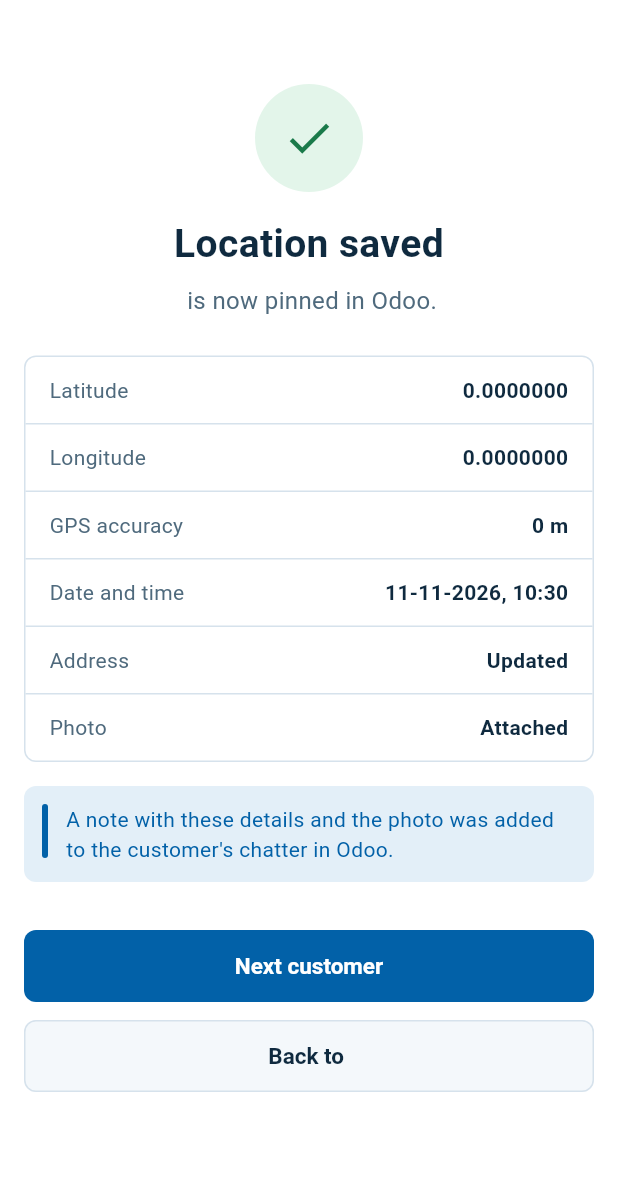
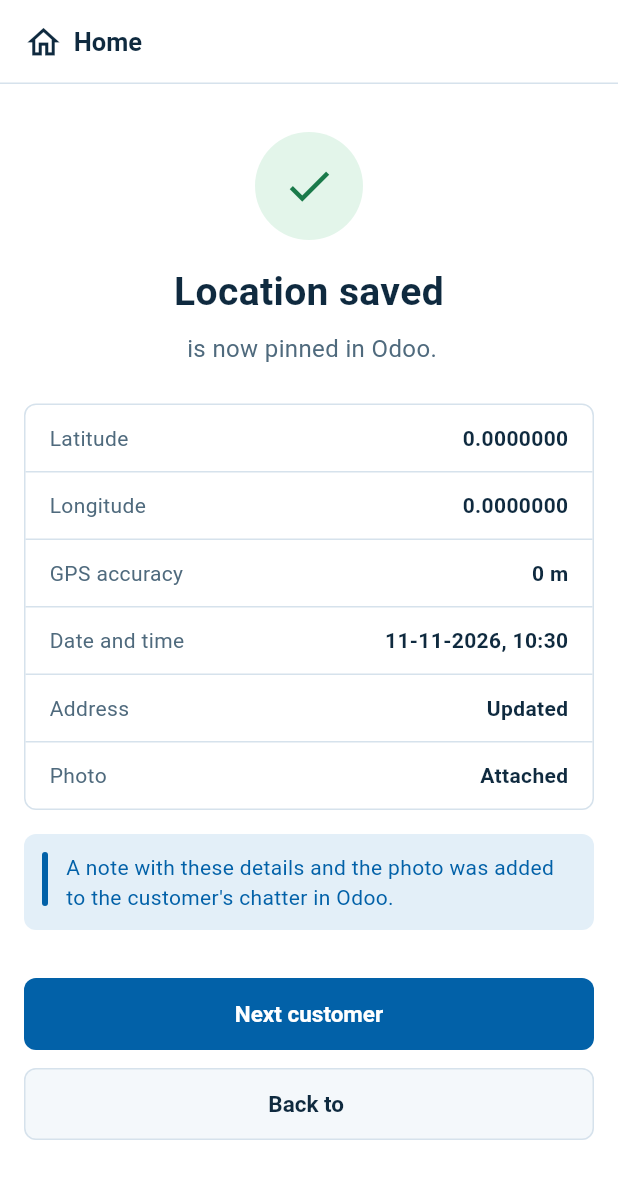
Before and after one commit to Vijayakumar2009p/kalaimagal_hydraulics_android, a Flutter app: the LocationSavedScreen screen opened directly with empty values, on a phone screen of 412 x 824 dp. Shown: the top 1179 px of the screen. Run offline on Flutter 3.47's test engine with Material 3 defaults, Android fonts, the phone set to English and light mode, and no system bars; our stand-ins replace flutter_secure_storage, geolocator; accounts and stored records are empty; network calls fail.

Commit message:
App 1.0.2: easier screens for first-time phone users
- Customer: green Call button beside the mobile number
- Set location: "Step 1 found / Step 2 save" indicator, "Not saved yet"
  note, large pulsing Save location button (no tick before saving),
  "Find again" instead of Retake
- Location saved: Home button at top left; short vibration on save

Co-Authored-By: Claude Opus 5.5 <noreply@anthropic.com>
Claude-Session: https://claude.ai/code/session_01GATuw3KpycY4ySwSpCXQBX

```diff
--- a/app/lib/config.dart
+++ b/app/lib/config.dart
@@ -5,7 +5,7 @@ class AppConfig {
   static const String appName = 'VeeVee Field Locator';
 
   /// Must match `version:` in pubspec.yaml (the part before `+`).
-  static const String appVersion = '1.0.1';
+  static const String appVersion = '1.0.2';
 
   /// Pre-filled on the login screen (Advanced settings).
   static const String defaultServerUrl = 'https://www.veeveeinfotech.com';
--- a/app/lib/screens/location_saved_screen.dart
+++ b/app/lib/screens/location_saved_screen.dart
@@ -37,10 +37,24 @@ class LocationSavedScreen extends StatelessWidget {
       title = 'Saved on this phone';
       message = 'Sending to Odoo…';
     }
+    void goHome() => Navigator.of(context).popUntil((r) => r.isFirst);
     return Scaffold(
+      appBar: AppBar(
+        automaticallyImplyLeading: false,
+        titleSpacing: 4,
+        title: TextButton.icon(
+          onPressed: goHome,
+          style: TextButton.styleFrom(
+            foregroundColor: VV.ink,
+            textStyle: const TextStyle(fontSize: 17, fontWeight: FontWeight.w600),
+          ),
+          icon: const Icon(Icons.home_outlined, size: 26),
+          label: const Text('Home'),
+        ),
+      ),
       body: SafeArea(
         child: ListView(
-          padding: const EdgeInsets.fromLTRB(16, 56, 16, 24),
+          padding: const EdgeInsets.fromLTRB(16, 32, 16, 24),
           children: [
             Center(
               child: synced
--- a/app/lib/widgets/common.dart
+++ b/app/lib/widgets/common.dart
@@ -224,12 +224,15 @@ class SectionLabel extends StatelessWidget {
 
 /// Bordered list of label/value rows.
 class InfoTable extends StatelessWidget {
-  const InfoTable(this.rows, {super.key, this.stacked = false});
+  const InfoTable(this.rows, {super.key, this.stacked = false, this.actions = const {}});
 
   final List<(String, String)> rows;
 
   /// Label above value (true) or label left, value right (false).
   final bool stacked;
+
+  /// A button shown at the right of a row, by row label (e.g. Call beside Mobile).
+  final Map<String, Widget> actions;
 
   @override
   Widget build(BuildContext context) {
@@ -250,7 +253,10 @@ class InfoTable extends StatelessWidget {
                 border: i == visible.length - 1 ? null : const Border(bottom: BorderSide(color: VV.line)),
               ),
               child: stacked
-                  ? Column(
+                  ? Row(
+                      children: [
+                        Expanded(
+                          child: Column(
                             crossAxisAlignment: CrossAxisAlignment.start,
                             children: [
                               Text(
@@ -262,7 +268,17 @@ class InfoTable extends StatelessWidget {
                                 ),
                               ),
                               const SizedBox(height: 2),
-                        SelectableText(visible[i].$2, style: const TextStyle(fontSize: 16, height: 1.4)),
+                              SelectableText(
+                                visible[i].$2,
+                                style: const TextStyle(fontSize: 16, height: 1.4),
+                              ),
+                            ],
+                          ),
+                        ),
+                        if (actions[visible[i].$1] != null) ...[
+                          const SizedBox(width: 12),
+                          actions[visible[i].$1]!,
+                        ],
                       ],
                     )
                   : Row(
--- a/app/pubspec.yaml
+++ b/app/pubspec.yaml
@@ -3,7 +3,7 @@ description: "VeeVee Field Locator - pin customer GPS locations into Odoo 19."
 publish_to: 'none'
 
 # Keep in step with AppConfig.appVersion in lib/config.dart.
-version: 1.0.1+2
+version: 1.0.2+3
 
 environment:
   sdk: ^3.8.0
```
Also changed, not shown: app/lib/screens/customer_screen.dart (+14 -15 lines), app/lib/screens/set_location_screen.dart (+128 -29 lines). Lines whose indentation alone changed are shown as unchanged.
